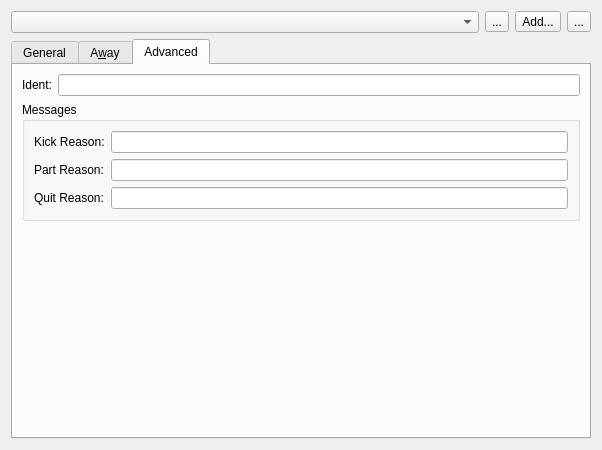
Qt form src/qtui/settingspages/identitiessettingspage.ui (quassel/quassel) before a commit.
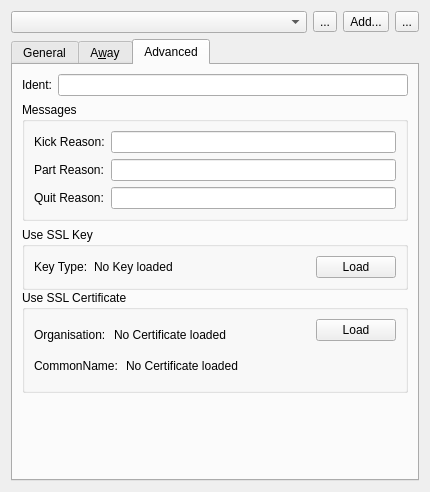
The same form after that commit. The open tabs and pages were chosen to show the change. Icons and pictures are not drawn.

Diff of the .ui file:
```diff
--- a/src/qtui/settingspages/identitiessettingspage.ui
+++ b/src/qtui/settingspages/identitiessettingspage.ui
@@ -5,16 +5,14 @@
    <rect>
     <x>0</x>
     <y>0</y>
-    <width>602</width>
-    <height>450</height>
+    <width>430</width>
+    <height>492</height>
    </rect>
   </property>
   <property name="windowTitle" >
    <string/>
   </property>
-  <layout class="QVBoxLayout" >
-   <item>
-    <layout class="QVBoxLayout" >
+  <layout class="QVBoxLayout" name="verticalLayout_13" >
      <item>
       <layout class="QHBoxLayout" >
        <item>
@@ -506,14 +504,14 @@
          <rect>
           <x>0</x>
           <y>0</y>
-          <width>570</width>
-          <height>355</height>
+        <width>400</width>
+        <height>399</height>
          </rect>
         </property>
         <attribute name="title" >
          <string>Advanced</string>
         </attribute>
-        <layout class="QVBoxLayout" >
+      <layout class="QVBoxLayout" name="verticalLayout_12" >
          <item>
           <layout class="QHBoxLayout" >
            <item>
@@ -576,8 +574,280 @@
           </widget>
          </item>
          <item>
-          <spacer>
+        <widget class="QStackedWidget" name="keyAndCertSettings" >
+         <property name="styleSheet" >
+          <string notr="true" />
+         </property>
+         <property name="lineWidth" >
+          <number>0</number>
+         </property>
+         <property name="currentIndex" >
+          <number>0</number>
+         </property>
+         <widget class="QWidget" name="pageNoSsl" >
+          <layout class="QVBoxLayout" name="verticalLayout_8" >
+           <property name="margin" >
+            <number>0</number>
+           </property>
+           <item>
+            <widget class="QGroupBox" name="groupBox_6" >
+             <property name="title" >
+              <string/>
+             </property>
+             <layout class="QVBoxLayout" name="verticalLayout_9" >
+              <item>
+               <widget class="QLabel" name="label_8" >
+                <property name="text" >
+                 <string>You need an SSL Capable Client to edit your Cores SSL Key and Certificate</string>
+                </property>
+                <property name="alignment" >
+                 <set>Qt::AlignCenter</set>
+                </property>
+                <property name="wordWrap" >
+                 <bool>true</bool>
+                </property>
+               </widget>
+              </item>
+             </layout>
+            </widget>
+           </item>
+          </layout>
+         </widget>
+         <widget class="QWidget" name="pageUnsecure" >
+          <layout class="QVBoxLayout" name="verticalLayout_7" >
+           <property name="margin" >
+            <number>0</number>
+           </property>
+           <item>
+            <widget class="QGroupBox" name="groupBox_5" >
+             <property name="title" >
+              <string/>
+             </property>
+             <layout class="QVBoxLayout" name="verticalLayout_6" >
+              <item>
+               <widget class="QLabel" name="label_7" >
+                <property name="text" >
+                 <string>Warning: you are not connected with a secured connection to the Quassel Core!
+Proceeding will cause an unencrypted transfer of your SSL Key and SSL Certificate!</string>
+                </property>
+                <property name="alignment" >
+                 <set>Qt::AlignCenter</set>
+                </property>
+                <property name="wordWrap" >
+                 <bool>true</bool>
+                </property>
+               </widget>
+              </item>
+              <item>
+               <layout class="QHBoxLayout" name="horizontalLayout_2" >
+                <item>
+                 <spacer name="horizontalSpacer" >
            <property name="orientation" >
+                   <enum>Qt::Horizontal</enum>
+                  </property>
+                  <property name="sizeHint" stdset="0" >
+                   <size>
+                    <width>40</width>
+                    <height>20</height>
+                   </size>
+                  </property>
+                 </spacer>
+                </item>
+                <item>
+                 <widget class="QPushButton" name="continueUnsecured" >
+                  <property name="text" >
+                   <string>continue</string>
+                  </property>
+                 </widget>
+                </item>
+                <item>
+                 <spacer name="horizontalSpacer_3" >
+                  <property name="orientation" >
+                   <enum>Qt::Horizontal</enum>
+                  </property>
+                  <property name="sizeHint" stdset="0" >
+                   <size>
+                    <width>40</width>
+                    <height>20</height>
+                   </size>
+                  </property>
+                 </spacer>
+                </item>
+               </layout>
+              </item>
+             </layout>
+            </widget>
+           </item>
+          </layout>
+         </widget>
+         <widget class="QWidget" name="pageEditSsl" >
+          <property name="geometry" >
+           <rect>
+            <x>0</x>
+            <y>0</y>
+            <width>360</width>
+            <height>173</height>
+           </rect>
+          </property>
+          <layout class="QVBoxLayout" name="verticalLayout_11" >
+           <property name="spacing" >
+            <number>0</number>
+           </property>
+           <property name="margin" >
+            <number>0</number>
+           </property>
+           <item>
+            <widget class="QGroupBox" name="groupBox_4" >
+             <property name="styleSheet" >
+              <string notr="true" />
+             </property>
+             <property name="title" >
+              <string>Use SSL Key</string>
+             </property>
+             <property name="checkable" >
+              <bool>false</bool>
+             </property>
+             <property name="checked" >
+              <bool>false</bool>
+             </property>
+             <layout class="QVBoxLayout" name="verticalLayout_5" >
+              <item>
+               <layout class="QHBoxLayout" name="horizontalLayout_3" >
+                <item>
+                 <widget class="QLabel" name="label_6" >
+                  <property name="text" >
+                   <string>Key Type:</string>
+                  </property>
+                 </widget>
+                </item>
+                <item>
+                 <widget class="QLabel" name="keyTypeLabel" >
+                  <property name="text" >
+                   <string>No Key loaded</string>
+                  </property>
+                 </widget>
+                </item>
+                <item>
+                 <spacer name="horizontalSpacer_2" >
+                  <property name="orientation" >
+                   <enum>Qt::Horizontal</enum>
+                  </property>
+                  <property name="sizeHint" stdset="0" >
+                   <size>
+                    <width>40</width>
+                    <height>20</height>
+                   </size>
+                  </property>
+                 </spacer>
+                </item>
+                <item>
+                 <widget class="QPushButton" name="clearOrLoadKeyButton" >
+                  <property name="text" >
+                   <string>Load</string>
+                  </property>
+                 </widget>
+                </item>
+               </layout>
+              </item>
+             </layout>
+            </widget>
+           </item>
+           <item>
+            <widget class="QGroupBox" name="groupBox_7" >
+             <property name="title" >
+              <string>Use SSL Certificate</string>
+             </property>
+             <layout class="QHBoxLayout" name="horizontalLayout_6" >
+              <property name="spacing" >
+               <number>0</number>
+              </property>
+              <item>
+               <layout class="QVBoxLayout" name="verticalLayout_10" >
+                <property name="spacing" >
+                 <number>0</number>
+                </property>
+                <item>
+                 <layout class="QHBoxLayout" name="horizontalLayout_4" >
+                  <property name="spacing" >
+                   <number>8</number>
+                  </property>
+                  <item>
+                   <widget class="QLabel" name="label_9" >
+                    <property name="text" >
+                     <string>Organisation:</string>
+                    </property>
+                   </widget>
+                  </item>
+                  <item>
+                   <widget class="QLabel" name="certOrgLabel" >
+                    <property name="text" >
+                     <string>No Certificate loaded</string>
+                    </property>
+                   </widget>
+                  </item>
+                  <item>
+                   <spacer name="horizontalSpacer_4" >
+                    <property name="orientation" >
+                     <enum>Qt::Horizontal</enum>
+                    </property>
+                    <property name="sizeHint" stdset="0" >
+                     <size>
+                      <width>40</width>
+                      <height>20</height>
+                     </size>
+                    </property>
+                   </spacer>
+                  </item>
+                 </layout>
+                </item>
+                <item>
+                 <layout class="QHBoxLayout" name="horizontalLayout_5" >
+                  <property name="spacing" >
+                   <number>8</number>
+                  </property>
+                  <item>
+                   <widget class="QLabel" name="label_10" >
+                    <property name="text" >
+                     <string>CommonName:</string>
+                    </property>
+                   </widget>
+                  </item>
+                  <item>
+                   <widget class="QLabel" name="certCNameLabel" >
+                    <property name="text" >
+                     <string>No Certificate loaded</string>
+                    </property>
+                   </widget>
+                  </item>
+                  <item>
+                   <spacer name="horizontalSpacer_5" >
+                    <property name="orientation" >
+                     <enum>Qt::Horizontal</enum>
+                    </property>
+                    <property name="sizeHint" stdset="0" >
+                     <size>
+                      <width>40</width>
+                      <height>20</height>
+                     </size>
+                    </property>
+                   </spacer>
+                  </item>
+                 </layout>
+                </item>
+               </layout>
+              </item>
+              <item>
+               <layout class="QVBoxLayout" name="verticalLayout_14" >
+                <item>
+                 <widget class="QPushButton" name="clearOrLoadCertButton" >
+                  <property name="text" >
+                   <string>Load</string>
+                  </property>
+                 </widget>
+                </item>
+                <item>
+                 <spacer name="verticalSpacer_2" >
+                  <property name="orientation" >
             <enum>Qt::Vertical</enum>
            </property>
            <property name="sizeHint" stdset="0" >
@@ -589,10 +859,30 @@
           </spacer>
          </item>
         </layout>
-       </widget>
-      </widget>
-     </item>
-    </layout>
+              </item>
+             </layout>
+            </widget>
+           </item>
+          </layout>
+         </widget>
+        </widget>
+       </item>
+       <item>
+        <spacer name="verticalSpacer" >
+         <property name="orientation" >
+          <enum>Qt::Vertical</enum>
+         </property>
+         <property name="sizeHint" stdset="0" >
+          <size>
+           <width>20</width>
+           <height>40</height>
+          </size>
+         </property>
+        </spacer>
+       </item>
+      </layout>
+     </widget>
+    </widget>
    </item>
   </layout>
  </widget>
```
Left out of the diff: 24 changed lines with no effect on the pictures. Lines whose indentation alone changed are shown as unchanged.
